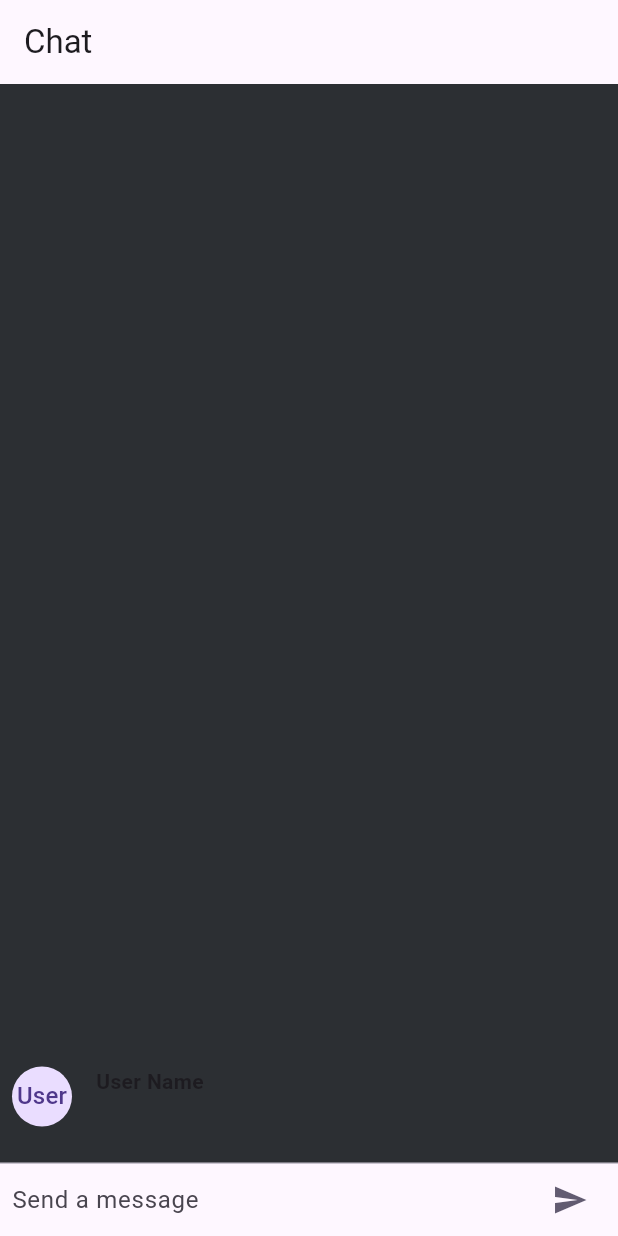
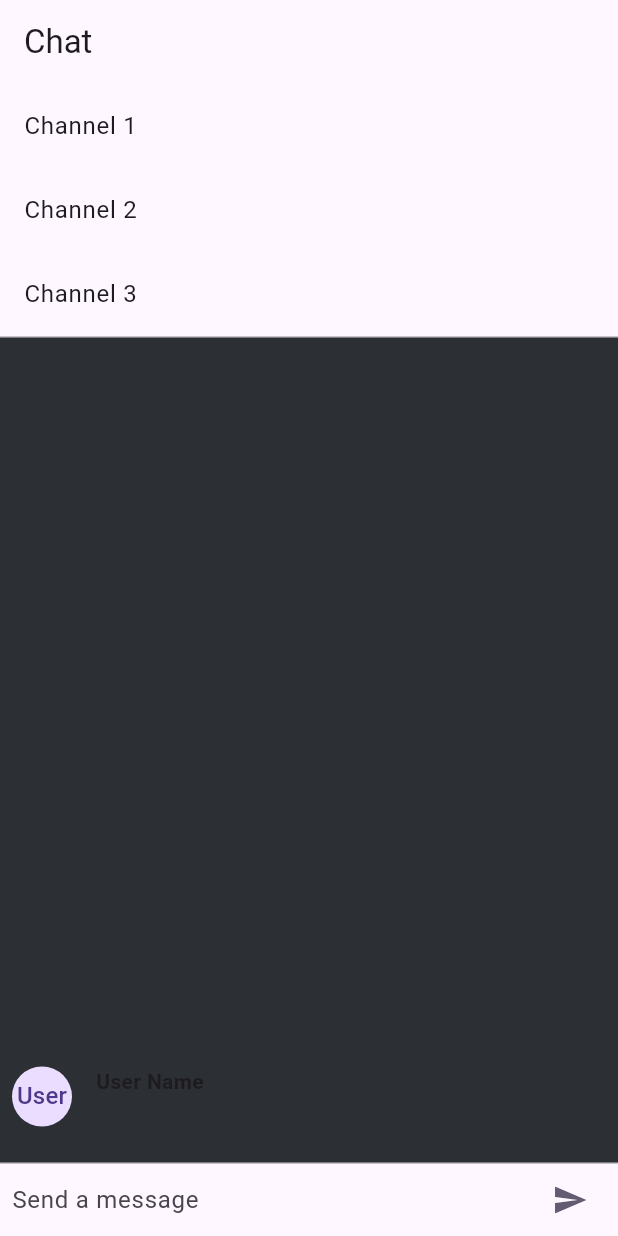
Before and after one commit to 0marContreras/BIScord-frontend, a Flutter app: the ChatScreen screen opened directly, after a tap on the "send" icon, on a phone screen of 412 x 824 dp. Run offline on Flutter 3.47's test engine with Material 3 defaults, Android fonts, the phone set to English and light mode, and no system bars; our stand-ins replace shared_preferences, socket_io_client; accounts and stored records are empty.

Commit message:
ChatsList

```diff
--- a/lib/chatscreen.dart
+++ b/lib/chatscreen.dart
@@ -22,6 +22,13 @@ class _ChatScreenState extends State<ChatScreen> {
   final TextEditingController _textController = TextEditingController();
   final List<ChatMessage> _messages = [];
 
+  // Example list of channels fetched from the database
+  List<String> _channels = [
+    'Channel 1',
+    'Channel 2',
+    'Channel 3',
+  ];
+
   void _handleSubmitted(String text) {
     _textController.clear();
     setState(() {
@@ -41,6 +48,23 @@ class _ChatScreenState extends State<ChatScreen> {
         color: Color(0xFF2C2F33),
         child: Column(
           children: <Widget>[
+            // List of channels
+            Container(
+              color: Theme.of(context).cardColor,
+              child: ListView.builder(
+                shrinkWrap: true,
+                itemCount: _channels.length,
+                itemBuilder: (context, index) {
+                  return ListTile(
+                    title: Text(_channels[index]),
+                    onTap: () {
+                      // Handle channel selection
+                    },
+                  );
+                },
+              ),
+            ),
+            Divider(height: 1.0),
             Flexible(
               child: ListView.builder(
                 padding: EdgeInsets.all(8.0),
```
